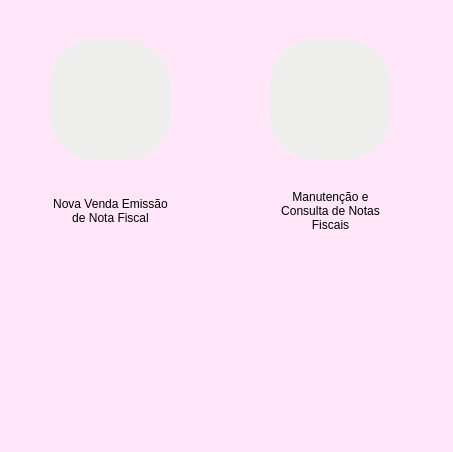
JVwolfart/PROJETO-SALAO-JOVEM-PROGRAMADOR, file telas_duda/menu_vendas_faturamento.ui: the form before one commit.
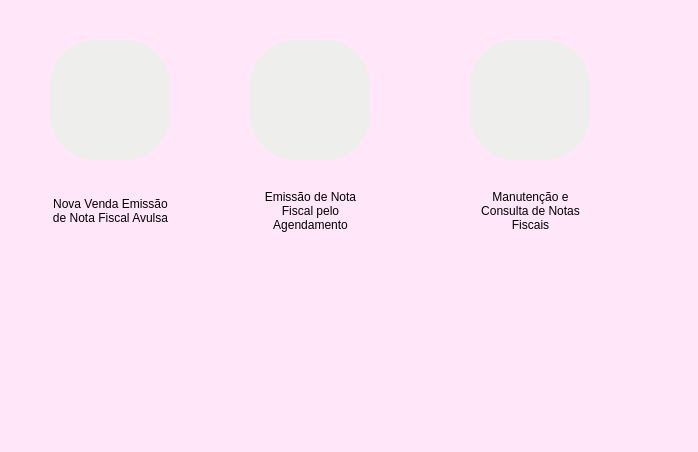
The form after the commit. Icons and pictures are not drawn.

```diff
--- a/telas_duda/menu_vendas_faturamento.ui
+++ b/telas_duda/menu_vendas_faturamento.ui
@@ -9,7 +9,7 @@
    <rect>
     <x>0</x>
     <y>0</y>
-    <width>453</width>
+    <width>698</width>
     <height>452</height>
    </rect>
   </property>
@@ -86,7 +86,7 @@
     </rect>
    </property>
    <property name="text">
-    <string>Nova Venda Emissão de Nota Fiscal</string>
+    <string>Nova Venda Emissão de Nota Fiscal Avulsa</string>
    </property>
    <property name="alignment">
     <set>Qt::AlignCenter</set>
@@ -98,7 +98,7 @@
   <widget class="QPushButton" name="Btn_Vendas">
    <property name="geometry">
     <rect>
-     <x>270</x>
+     <x>470</x>
      <y>40</y>
      <width>120</width>
      <height>120</height>
@@ -139,7 +139,7 @@
   <widget class="QLabel" name="label_2">
    <property name="geometry">
     <rect>
-     <x>270</x>
+     <x>470</x>
      <y>170</y>
      <width>121</width>
      <height>81</height>
@@ -158,8 +158,8 @@
   <widget class="QLabel" name="label_3">
    <property name="geometry">
     <rect>
-     <x>100</x>
-     <y>290</y>
+     <x>410</x>
+     <y>310</y>
      <width>291</width>
      <height>121</height>
     </rect>
@@ -174,6 +174,69 @@
     <bool>true</bool>
    </property>
   </widget>
+  <widget class="QLabel" name="label_4">
+   <property name="geometry">
+    <rect>
+     <x>250</x>
+     <y>170</y>
+     <width>121</width>
+     <height>81</height>
+    </rect>
+   </property>
+   <property name="text">
+    <string>Emissão de Nota Fiscal pelo Agendamento</string>
+   </property>
+   <property name="alignment">
+    <set>Qt::AlignCenter</set>
+   </property>
+   <property name="wordWrap">
+    <bool>true</bool>
+   </property>
+  </widget>
+  <widget class="QPushButton" name="Btn_nf_agenda">
+   <property name="enabled">
+    <bool>true</bool>
+   </property>
+   <property name="geometry">
+    <rect>
+     <x>250</x>
+     <y>40</y>
+     <width>120</width>
+     <height>120</height>
+    </rect>
+   </property>
+   <property name="cursor">
+    <cursorShape>PointingHandCursor</cursorShape>
+   </property>
+   <property name="toolTip">
+    <string>Emissão de nota fiscal pelo agendamento</string>
+   </property>
+   <property name="styleSheet">
+    <string notr="true">QPushButton:hover {   
+    border: 10px solid ;
+	border-color: rgb(236, 174, 204);
+    border-radius: 45px;   
+   
+}
+QPushButton{   
+    background-color:rgb(238, 238, 236);
+	border-radius: 45px;
+}</string>
+   </property>
+   <property name="text">
+    <string/>
+   </property>
+   <property name="icon">
+    <iconset>
+     <normaloff>../IMAGENS/icon_nfe_agenda.png</normaloff>../IMAGENS/icon_nfe_agenda.png</iconset>
+   </property>
+   <property name="iconSize">
+    <size>
+     <width>100</width>
+     <height>100</height>
+    </size>
+   </property>
+  </widget>
  </widget>
  <resources/>
  <connections/>
```
Left out of the diff: 2 changed lines with no effect on the pictures.
